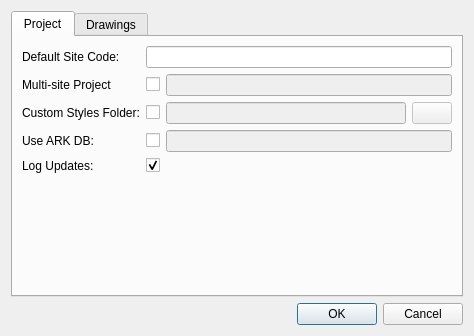
Old version of the form src/settings_dialog_base.ui in the repository lparchaeology/ArkPlan.
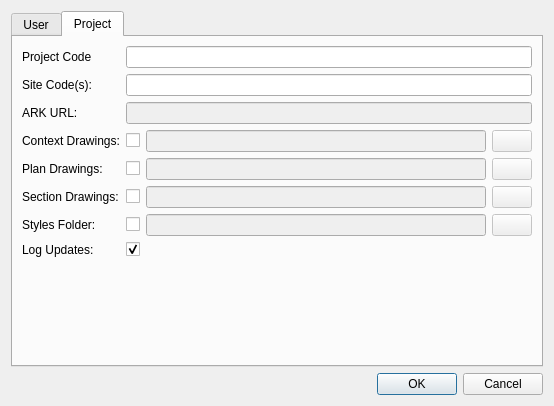
New version of the form. The open tabs and pages were chosen to show the change. Icons and pictures are not drawn.

Commit message: WIP Start refactor of project settings, etc for 0.3.

The edit to the form file:
```diff
--- a/src/settings_dialog_base.ui
+++ b/src/settings_dialog_base.ui
@@ -6,267 +6,35 @@
    <rect>
     <x>0</x>
     <y>0</y>
-    <width>474</width>
-    <height>336</height>
+    <width>554</width>
+    <height>406</height>
    </rect>
   </property>
   <property name="windowTitle">
    <string>Settings</string>
   </property>
-  <layout class="QVBoxLayout" name="verticalLayout">
-   <item>
+  <layout class="QGridLayout" name="gridLayout">
+   <item row="1" column="0">
+    <widget class="QDialogButtonBox" name="buttonBox">
+     <property name="orientation">
+      <enum>Qt::Horizontal</enum>
+     </property>
+     <property name="standardButtons">
+      <set>QDialogButtonBox::Cancel|QDialogButtonBox::Ok</set>
+     </property>
+    </widget>
+   </item>
+   <item row="0" column="0">
     <widget class="QTabWidget" name="tabWidget">
      <property name="currentIndex">
       <number>0</number>
      </property>
-     <widget class="QWidget" name="projectTab">
+     <widget class="QWidget" name="userTab">
       <attribute name="title">
-       <string>Project</string>
+       <string>User</string>
       </attribute>
-      <layout class="QGridLayout" name="gridLayout_5">
-       <item row="1" column="0">
-        <widget class="QLabel" name="siteCodeLabel">
-         <property name="text">
-          <string>Default Site Code:</string>
-         </property>
-         <property name="buddy">
-          <cstring>siteCodeEdit</cstring>
-         </property>
-        </widget>
-       </item>
-       <item row="3" column="2">
-        <layout class="QHBoxLayout" name="styleFolderLayout">
-         <item>
-          <widget class="QCheckBox" name="styleFolderCheck">
-           <property name="text">
-            <string/>
-           </property>
-          </widget>
-         </item>
-         <item>
-          <widget class="QLineEdit" name="styleFolderEdit">
-           <property name="enabled">
-            <bool>false</bool>
-           </property>
-          </widget>
-         </item>
-         <item>
-          <widget class="QPushButton" name="styleFolderButton">
-           <property name="enabled">
-            <bool>false</bool>
-           </property>
-           <property name="icon">
-            <iconset resource="resources.qrc">
-             <normaloff>:/plugins/ark/folder.png</normaloff>:/plugins/ark/folder.png</iconset>
-           </property>
-           <property name="iconSize">
-            <size>
-             <width>12</width>
-             <height>12</height>
-            </size>
-           </property>
-          </widget>
-         </item>
-        </layout>
-       </item>
-       <item row="3" column="0" colspan="2">
-        <widget class="QLabel" name="customStylesLabel">
-         <property name="text">
-          <string>Custom Styles Folder:</string>
-         </property>
-         <property name="buddy">
-          <cstring>styleFolderEdit</cstring>
-         </property>
-        </widget>
-       </item>
-       <item row="4" column="0">
-        <widget class="QLabel" name="useArkLabel">
-         <property name="text">
-          <string>Use ARK DB:</string>
-         </property>
-         <property name="buddy">
-          <cstring>useArkCheck</cstring>
-         </property>
-        </widget>
-       </item>
-       <item row="6" column="2">
-        <spacer name="verticalSpacer_4">
-         <property name="orientation">
-          <enum>Qt::Vertical</enum>
-         </property>
-         <property name="sizeHint" stdset="0">
-          <size>
-           <width>20</width>
-           <height>40</height>
-          </size>
-         </property>
-        </spacer>
-       </item>
-       <item row="1" column="2">
-        <widget class="QLineEdit" name="siteCodeEdit"/>
-       </item>
-       <item row="4" column="2">
-        <layout class="QHBoxLayout" name="horizontalLayout">
-         <item>
-          <widget class="QCheckBox" name="useArkCheck">
-           <property name="text">
-            <string/>
-           </property>
-          </widget>
-         </item>
-         <item>
-          <widget class="QLineEdit" name="arkUrlEdit">
-           <property name="enabled">
-            <bool>false</bool>
-           </property>
-          </widget>
-         </item>
-        </layout>
-       </item>
-       <item row="2" column="2">
-        <layout class="QHBoxLayout" name="horizontalLayout_6">
-         <item>
-          <widget class="QCheckBox" name="multiSiteCheck">
-           <property name="text">
-            <string/>
-           </property>
-          </widget>
-         </item>
-         <item>
-          <widget class="QLineEdit" name="multiSiteEdit">
-           <property name="enabled">
-            <bool>false</bool>
-           </property>
-          </widget>
-         </item>
-        </layout>
-       </item>
-       <item row="5" column="0">
-        <widget class="QLabel" name="logUpdatesLabel">
-         <property name="text">
-          <string>Log Updates:</string>
-         </property>
-        </widget>
-       </item>
-       <item row="2" column="0">
-        <widget class="QLabel" name="multiSiteLabel">
-         <property name="text">
-          <string>Multi-site Project</string>
-         </property>
-         <property name="buddy">
-          <cstring>multiSiteCheck</cstring>
-         </property>
-        </widget>
-       </item>
-       <item row="5" column="2">
-        <widget class="QCheckBox" name="logUpdatesCheck">
-         <property name="text">
-          <string/>
-         </property>
-         <property name="checked">
-          <bool>true</bool>
-         </property>
-        </widget>
-       </item>
-      </layout>
-     </widget>
-     <widget class="QWidget" name="drawingsTab">
-      <attribute name="title">
-       <string>Drawings</string>
-      </attribute>
-      <layout class="QGridLayout" name="gridLayout_2">
-       <item row="3" column="2">
-        <layout class="QHBoxLayout" name="horizontalLayout_3">
-         <item>
-          <widget class="QCheckBox" name="planDrawingFolderCheck">
-           <property name="text">
-            <string/>
-           </property>
-          </widget>
-         </item>
-         <item>
-          <widget class="QLineEdit" name="planDrawingFolderEdit">
-           <property name="enabled">
-            <bool>false</bool>
-           </property>
-          </widget>
-         </item>
-         <item>
-          <widget class="QPushButton" name="planDrawingFolderButton">
-           <property name="enabled">
-            <bool>false</bool>
-           </property>
-           <property name="icon">
-            <iconset resource="resources.qrc">
-             <normaloff>:/plugins/ark/folder.png</normaloff>:/plugins/ark/folder.png</iconset>
-           </property>
-          </widget>
-         </item>
-        </layout>
-       </item>
-       <item row="1" column="0">
-        <widget class="QLabel" name="georefFolderLabel">
-         <property name="text">
-          <string>Separate georef folder:</string>
-         </property>
-         <property name="buddy">
-          <cstring>georefFolderCheck</cstring>
-         </property>
-        </widget>
-       </item>
-       <item row="1" column="2">
-        <widget class="QCheckBox" name="georefFolderCheck">
-         <property name="toolTip">
-          <string>Select if the raw and processed plans should be stored in separate folders.</string>
-         </property>
-         <property name="text">
-          <string/>
-         </property>
-         <property name="checked">
-          <bool>true</bool>
-         </property>
-        </widget>
-       </item>
-       <item row="3" column="0" colspan="2">
-        <widget class="QLabel" name="planDrawingFolderLabel">
-         <property name="text">
-          <string>Plan Drawings:</string>
-         </property>
-         <property name="buddy">
-          <cstring>planDrawingFolderCheck</cstring>
-         </property>
-        </widget>
-       </item>
-       <item row="2" column="2">
-        <layout class="QHBoxLayout" name="horizontalLayout_2">
-         <item>
-          <widget class="QCheckBox" name="contextDrawingFolderCheck">
-           <property name="text">
-            <string/>
-           </property>
-          </widget>
-         </item>
-         <item>
-          <widget class="QLineEdit" name="contextDrawingFolderEdit">
-           <property name="enabled">
-            <bool>false</bool>
-           </property>
-          </widget>
-         </item>
-         <item>
-          <widget class="QPushButton" name="contextDrawingFolderButton">
-           <property name="enabled">
-            <bool>false</bool>
-           </property>
-           <property name="icon">
-            <iconset resource="resources.qrc">
-             <normaloff>:/plugins/ark/folder.png</normaloff>:/plugins/ark/folder.png</iconset>
-           </property>
-          </widget>
-         </item>
-        </layout>
-       </item>
-       <item row="0" column="2">
+      <layout class="QGridLayout" name="gridLayout_3">
+       <item row="3" column="1">
         <layout class="QHBoxLayout" name="horizontalLayout_4">
          <item>
           <widget class="QSpinBox" name="drawingTransparencySpin">
@@ -303,8 +71,8 @@
          </property>
         </widget>
        </item>
-       <item row="2" column="0" colspan="2">
-        <widget class="QLabel" name="contextDrawingFolderLabel">
+       <item row="1" column="0">
+        <widget class="QLabel" name="userInitialsLabel">
          <property name="text">
           <string>Context Drawings:</string>
          </property>
@@ -326,8 +94,81 @@
          </property>
         </spacer>
        </item>
-       <item row="4" column="2">
-        <layout class="QHBoxLayout" name="horizontalLayout_5">
+       <item row="1" column="1">
+        <widget class="QLineEdit" name="userInitialEdit"/>
+       </item>
+       <item row="0" column="1">
+        <widget class="QLineEdit" name="userFullnameEdit"/>
+       </item>
+       <item row="0" column="0">
+        <widget class="QLabel" name="userFullnameLabel">
+         <property name="text">
+          <string>Full Name:</string>
+         </property>
+        </widget>
+       </item>
+       <item row="2" column="0">
+        <widget class="QLabel" name="arkUserIdLabel">
+         <property name="text">
+          <string>ARK User ID:</string>
+         </property>
+        </widget>
+       </item>
+       <item row="2" column="1">
+        <widget class="QLineEdit" name="arkUserIdEdit"/>
+       </item>
+      </layout>
+     </widget>
+     <widget class="QWidget" name="projectTab">
+      <attribute name="title">
+       <string>Project</string>
+      </attribute>
+      <layout class="QGridLayout" name="gridLayout_5">
+       <item row="2" column="0">
+        <widget class="QLabel" name="arkUrlLabel">
+         <property name="text">
+          <string>ARK URL:</string>
+         </property>
+        </widget>
+       </item>
+       <item row="5" column="2">
+        <layout class="QHBoxLayout" name="planDrawingFolderLayout">
+         <item>
+          <widget class="QCheckBox" name="planDrawingFolderCheck">
+           <property name="text">
+            <string/>
+           </property>
+          </widget>
+         </item>
+         <item>
+          <widget class="QLineEdit" name="planDrawingFolderEdit">
+           <property name="enabled">
+            <bool>false</bool>
+           </property>
+          </widget>
+         </item>
+         <item>
+          <widget class="QPushButton" name="planDrawingFolderButton">
+           <property name="enabled">
+            <bool>false</bool>
+           </property>
+           <property name="icon">
+            <iconset resource="resources.qrc">
+             <normaloff>:/plugins/ark/folder.png</normaloff>:/plugins/ark/folder.png</iconset>
+           </property>
+          </widget>
+         </item>
+        </layout>
+       </item>
+       <item row="5" column="0">
+        <widget class="QLabel" name="planDrawingFolderLabel">
+         <property name="text">
+          <string>Plan Drawings:</string>
+         </property>
+        </widget>
+       </item>
+       <item row="6" column="2">
+        <layout class="QHBoxLayout" name="sectionDrawingFolderLayout">
          <item>
           <widget class="QCheckBox" name="sectionDrawingFolderCheck">
            <property name="text">
@@ -355,30 +196,161 @@
          </item>
         </layout>
        </item>
-       <item row="4" column="0">
+       <item row="8" column="0">
+        <widget class="QLabel" name="logUpdatesLabel">
+         <property name="text">
+          <string>Log Updates:</string>
+         </property>
+        </widget>
+       </item>
+       <item row="0" column="2">
+        <widget class="QLineEdit" name="projectCodeEdit"/>
+       </item>
+       <item row="2" column="2">
+        <widget class="QLineEdit" name="arkUrlEdit">
+         <property name="enabled">
+          <bool>false</bool>
+         </property>
+        </widget>
+       </item>
+       <item row="1" column="0">
+        <widget class="QLabel" name="siteCodesLabel">
+         <property name="text">
+          <string>Site Code(s):</string>
+         </property>
+         <property name="buddy">
+          <cstring>siteCodesEdit</cstring>
+         </property>
+        </widget>
+       </item>
+       <item row="10" column="2">
+        <spacer name="verticalSpacer_4">
+         <property name="orientation">
+          <enum>Qt::Vertical</enum>
+         </property>
+         <property name="sizeHint" stdset="0">
+          <size>
+           <width>20</width>
+           <height>40</height>
+          </size>
+         </property>
+        </spacer>
+       </item>
+       <item row="1" column="2">
+        <widget class="QLineEdit" name="siteCodesEdit"/>
+       </item>
+       <item row="8" column="2">
+        <widget class="QCheckBox" name="logUpdatesCheck">
+         <property name="text">
+          <string/>
+         </property>
+         <property name="checked">
+          <bool>true</bool>
+         </property>
+        </widget>
+       </item>
+       <item row="4" column="2">
+        <layout class="QHBoxLayout" name="contextDrawingFolderLayout">
+         <item>
+          <widget class="QCheckBox" name="contextDrawingFolderCheck">
+           <property name="text">
+            <string/>
+           </property>
+          </widget>
+         </item>
+         <item>
+          <widget class="QLineEdit" name="contextDrawingFolderEdit">
+           <property name="enabled">
+            <bool>false</bool>
+           </property>
+          </widget>
+         </item>
+         <item>
+          <widget class="QPushButton" name="contextDrawingFolderButton">
+           <property name="enabled">
+            <bool>false</bool>
+           </property>
+           <property name="icon">
+            <iconset resource="resources.qrc">
+             <normaloff>:/plugins/ark/folder.png</normaloff>:/plugins/ark/folder.png</iconset>
+           </property>
+          </widget>
+         </item>
+        </layout>
+       </item>
+       <item row="6" column="0">
         <widget class="QLabel" name="sectionDrawingFolderLabel">
          <property name="text">
           <string>Section Drawings:</string>
          </property>
+        </widget>
+       </item>
+       <item row="4" column="0">
+        <widget class="QLabel" name="contextDrawingFolderLabel">
+         <property name="text">
+          <string>Context Drawings:</string>
+         </property>
          <property name="buddy">
           <cstring>sectionDrawingFolderCheck</cstring>
          </property>
         </widget>
        </item>
+       <item row="0" column="0">
+        <widget class="QLabel" name="projectCodeLabel">
+         <property name="text">
+          <string>Project Code</string>
+         </property>
+        </widget>
+       </item>
+       <item row="7" column="0">
+        <widget class="QLabel" name="styleFolderLabel">
+         <property name="text">
+          <string>Styles Folder:</string>
+         </property>
+         <property name="buddy">
+          <cstring>styleFolderEdit</cstring>
+         </property>
+        </widget>
+       </item>
+       <item row="7" column="2">
+        <layout class="QHBoxLayout" name="styleFolderLayout">
+         <item>
+          <widget class="QCheckBox" name="styleFolderCheck">
+           <property name="text">
+            <string/>
+           </property>
+          </widget>
+         </item>
+         <item>
+          <widget class="QLineEdit" name="styleFolderEdit">
+           <property name="enabled">
+            <bool>false</bool>
+           </property>
+          </widget>
+         </item>
+         <item>
+          <widget class="QPushButton" name="styleFolderButton">
+           <property name="enabled">
+            <bool>false</bool>
+           </property>
+           <property name="icon">
+            <iconset resource="resources.qrc">
+             <normaloff>:/plugins/ark/folder.png</normaloff>:/plugins/ark/folder.png</iconset>
+           </property>
+           <property name="iconSize">
+            <size>
+             <width>12</width>
+             <height>12</height>
+            </size>
+           </property>
+          </widget>
+         </item>
+        </layout>
+       </item>
       </layout>
      </widget>
     </widget>
    </item>
-   <item>
-    <widget class="QDialogButtonBox" name="buttonBox">
-     <property name="orientation">
-      <enum>Qt::Horizontal</enum>
-     </property>
-     <property name="standardButtons">
-      <set>QDialogButtonBox::Cancel|QDialogButtonBox::Ok</set>
-     </property>
-    </widget>
-   </item>
   </layout>
  </widget>
  <tabstops>
```
Left out of the diff: 146 changed lines with no effect on the pictures. The commit also changes 49 other files.
